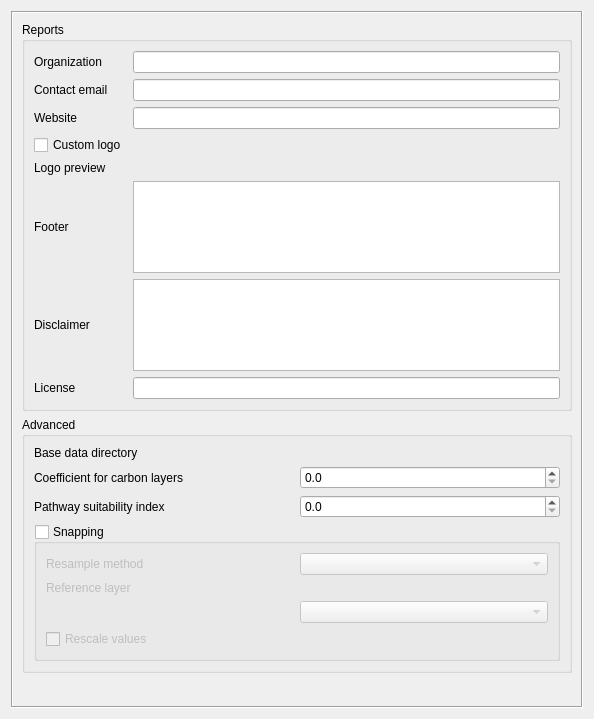
ConservationInternational/cplus-plugin, file src/cplus_plugin/ui/cplus_settings.ui: the form before one commit.
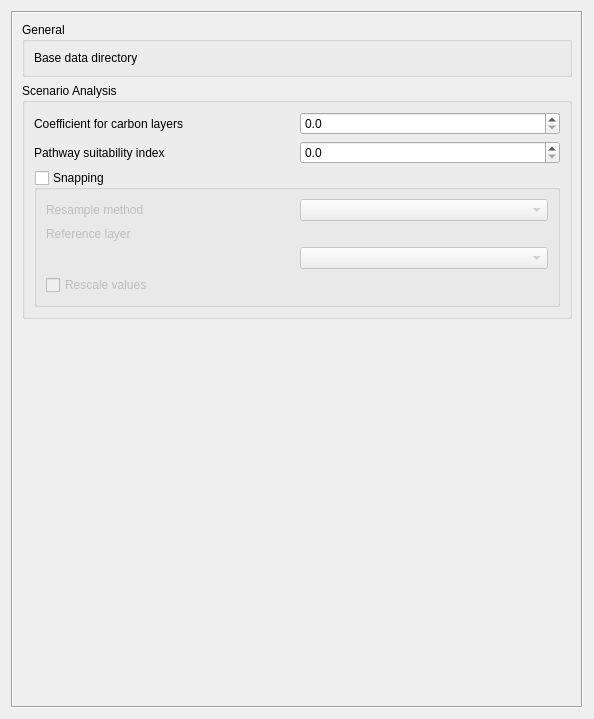
The form after the commit. Custom widgets are drawn as their Qt base class.

Commit message: Move report settings UI.

```diff
--- a/src/cplus_plugin/ui/cplus_settings.ui
+++ b/src/cplus_plugin/ui/cplus_settings.ui
@@ -41,127 +41,10 @@
        </rect>
       </property>
       <layout class="QVBoxLayout" name="verticalLayout_5">
-       <item>
-        <widget class="QgsCollapsibleGroupBox" name="gb_reports">
-         <property name="title">
-          <string>Reports</string>
-         </property>
-         <layout class="QGridLayout" name="gridLayout">
-          <item row="5" column="0">
-           <widget class="QCheckBox" name="cb_custom_logo">
-            <property name="text">
-             <string>Custom logo</string>
-            </property>
-           </widget>
-          </item>
-          <item row="8" column="0">
-           <widget class="QLabel" name="lbl_footer">
-            <property name="text">
-             <string>Footer</string>
-            </property>
-           </widget>
-          </item>
-          <item row="4" column="0">
-           <widget class="QLabel" name="lbl_website">
-            <property name="text">
-             <string>Website</string>
-            </property>
-           </widget>
-          </item>
-          <item row="12" column="2">
-           <widget class="QLineEdit" name="txt_license"/>
-          </item>
-          <item row="10" column="2">
-           <widget class="QPlainTextEdit" name="txt_disclaimer">
-            <property name="maximumSize">
-             <size>
-              <width>16777215</width>
-              <height>100</height>
-             </size>
-            </property>
-            <property name="verticalScrollBarPolicy">
-             <enum>Qt::ScrollBarAlwaysOff</enum>
-            </property>
-           </widget>
-          </item>
-          <item row="1" column="0">
-           <widget class="QLabel" name="lbl_email">
-            <property name="text">
-             <string>Contact email</string>
-            </property>
-           </widget>
-          </item>
-          <item row="6" column="0">
-           <widget class="QLabel" name="lbl_logo_preview">
-            <property name="text">
-             <string>Logo preview</string>
-            </property>
-           </widget>
-          </item>
-          <item row="0" column="2">
-           <widget class="QLineEdit" name="txt_organization"/>
-          </item>
-          <item row="4" column="2">
-           <widget class="QLineEdit" name="txt_website"/>
-          </item>
-          <item row="10" column="0">
-           <widget class="QLabel" name="lbl_disclaimer">
-            <property name="text">
-             <string>Disclaimer</string>
-            </property>
-           </widget>
-          </item>
-          <item row="8" column="2">
-           <widget class="QPlainTextEdit" name="txt_footer">
-            <property name="maximumSize">
-             <size>
-              <width>16777215</width>
-              <height>100</height>
-             </size>
-            </property>
-            <property name="verticalScrollBarPolicy">
-             <enum>Qt::ScrollBarAlwaysOff</enum>
-            </property>
-           </widget>
-          </item>
-          <item row="1" column="2">
-           <widget class="QLineEdit" name="txt_email"/>
-          </item>
-          <item row="5" column="2">
-           <widget class="QgsFileWidget" name="logo_file">
-            <property name="storageMode">
-             <enum>QgsFileWidget::GetFile</enum>
-            </property>
-           </widget>
-          </item>
-          <item row="0" column="0">
-           <widget class="QLabel" name="lbl_org">
-            <property name="text">
-             <string>Organization</string>
-            </property>
-           </widget>
-          </item>
-          <item row="12" column="0">
-           <widget class="QLabel" name="lbl_license">
-            <property name="text">
-             <string>License</string>
-            </property>
-           </widget>
-          </item>
-          <item row="6" column="2">
-           <widget class="QLabel" name="lbl_logo_image">
-            <property name="text">
-             <string/>
-            </property>
-           </widget>
-          </item>
-         </layout>
-        </widget>
-       </item>
        <item>
         <widget class="QgsCollapsibleGroupBox" name="gb_advanced">
          <property name="title">
-          <string>Advanced</string>
+          <string>General</string>
          </property>
          <layout class="QGridLayout" name="gridLayout_2">
           <item row="2" column="1">
@@ -174,25 +57,6 @@
             </property>
            </widget>
           </item>
-          <item row="3" column="1">
-           <widget class="QDoubleSpinBox" name="carbon_coefficient_box">
-            <property name="toolTip">
-             <string>The value that will be used as a coefficient when combining pathways with carbon layers. </string>
-            </property>
-            <property name="decimals">
-             <number>1</number>
-            </property>
-            <property name="maximum">
-             <double>5.000000000000000</double>
-            </property>
-            <property name="singleStep">
-             <double>1.000000000000000</double>
-            </property>
-            <property name="value">
-             <double>0.000000000000000</double>
-            </property>
-           </widget>
-          </item>
           <item row="2" column="0">
            <widget class="QLabel" name="lbl_data_dir">
             <property name="text">
@@ -200,7 +64,25 @@
             </property>
            </widget>
           </item>
-          <item row="3" column="0">
+         </layout>
+        </widget>
+       </item>
+       <item>
+        <widget class="QgsCollapsibleGroupBox" name="mGroupBox">
+         <property name="minimumSize">
+          <size>
+           <width>0</width>
+           <height>200</height>
+          </size>
+         </property>
+         <property name="title">
+          <string>Scenario Analysis</string>
+         </property>
+         <property name="collapsed">
+          <bool>false</bool>
+         </property>
+         <layout class="QGridLayout" name="gridLayout">
+          <item row="0" column="0">
            <widget class="QLabel" name="carbon_coefficien_la">
             <property name="toolTip">
              <string>The value that will be used as a coefficient when combining pathways with carbon layers. </string>
@@ -210,14 +92,33 @@
             </property>
            </widget>
           </item>
-          <item row="4" column="0">
+          <item row="0" column="1">
+           <widget class="QDoubleSpinBox" name="carbon_coefficient_box">
+            <property name="toolTip">
+             <string>The value that will be used as a coefficient when combining pathways with carbon layers. </string>
+            </property>
+            <property name="decimals">
+             <number>1</number>
+            </property>
+            <property name="maximum">
+             <double>5.000000000000000</double>
+            </property>
+            <property name="singleStep">
+             <double>1.000000000000000</double>
+            </property>
+            <property name="value">
+             <double>0.000000000000000</double>
+            </property>
+           </widget>
+          </item>
+          <item row="1" column="0">
            <widget class="QLabel" name="lbl_suitability_index">
             <property name="text">
              <string>Pathway suitability index</string>
             </property>
            </widget>
           </item>
-          <item row="4" column="1">
+          <item row="1" column="1">
            <widget class="QDoubleSpinBox" name="suitability_index_box">
             <property name="decimals">
              <number>1</number>
@@ -230,7 +131,7 @@
             </property>
            </widget>
           </item>
-          <item row="5" column="0" colspan="2">
+          <item row="2" column="0" colspan="2">
            <widget class="QgsCollapsibleGroupBox" name="snapping_group_box">
             <property name="title">
              <string>Snapping</string>
```
The commit also changes 7 other files.
